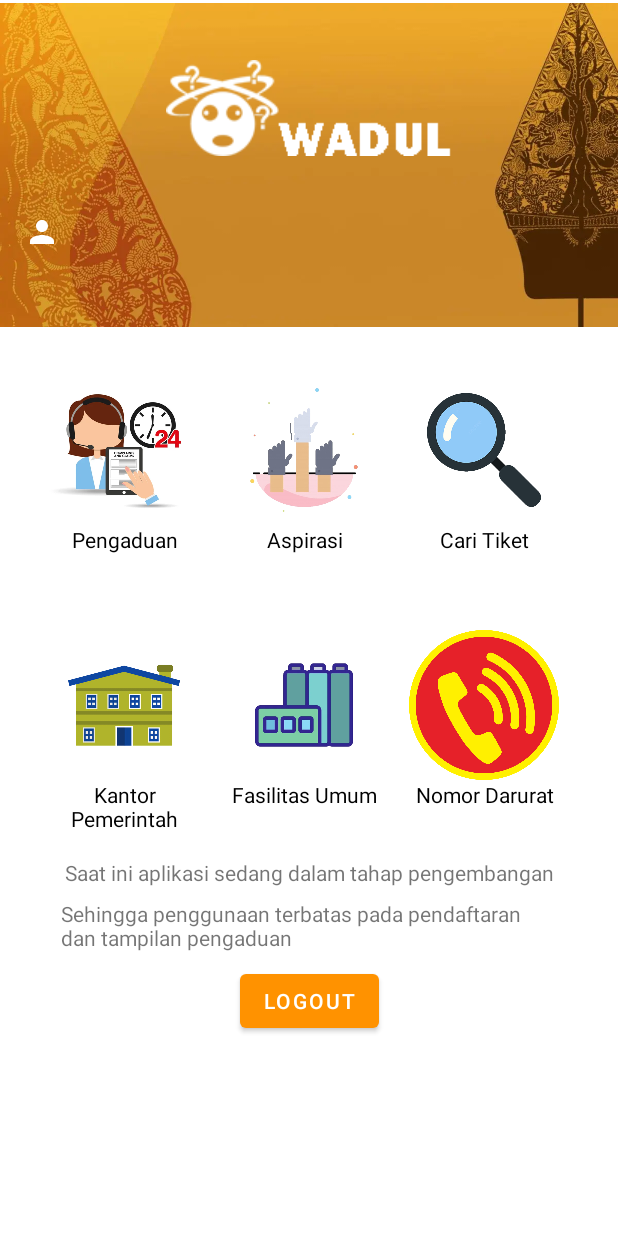
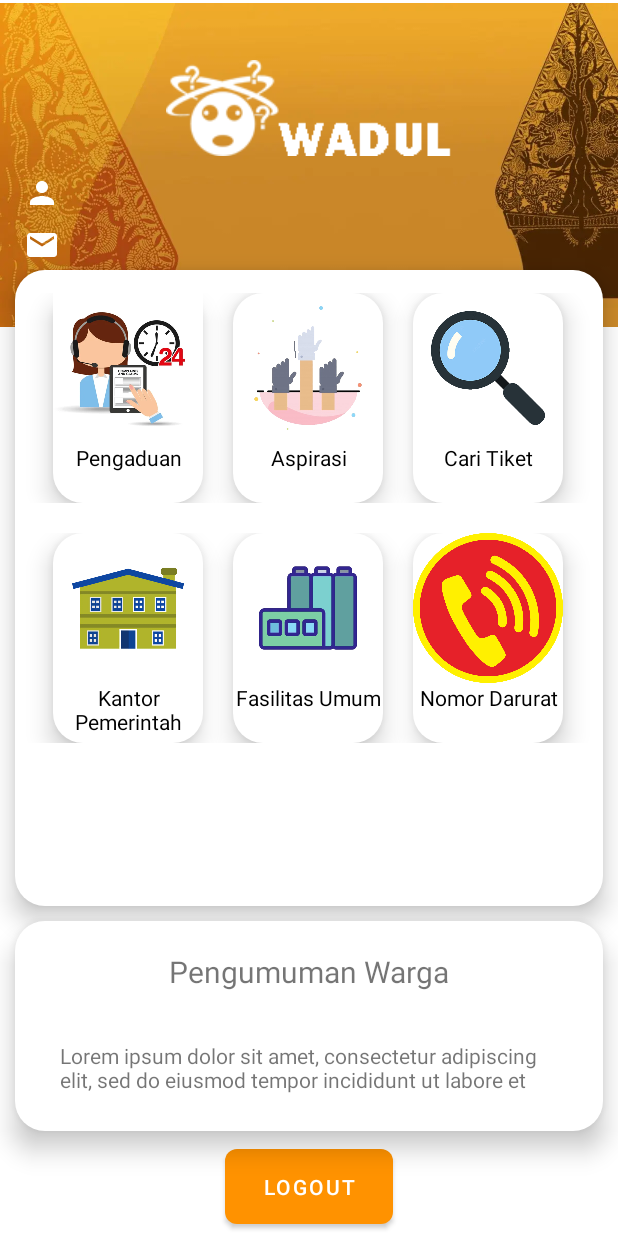
Before and after one commit to Ikow-g/WadulV2, an Android app: the screen it shows after launch once a user with an empty profile is signed in (DashboardActivity), on a phone screen of 412 x 824 dp. Run offline under Robolectric (Android 15) with nearby library versions, the phone set to English and light mode, and no system bars; our stand-ins replace Firebase (no records; nobody signed in at launch, a user with empty details on screens opened directly); 4 statements that could not run were skipped.

Commit message:
halaman login,register,forget, dashboard re design

```diff
--- /dev/null
+++ b/app/src/main/res/drawable/ic_baseline_email_24.xml
@@ -0,0 +1,5 @@
+<vector android:height="24dp" android:tint="#FFFFFF"
+    android:viewportHeight="24" android:viewportWidth="24"
+    android:width="24dp" xmlns:android="http://schemas.android.com/apk/res/android">
+    <path android:fillColor="@android:color/white" android:pathData="M20,4L4,4c-1.1,0 -1.99,0.9 -1.99,2L2,18c0,1.1 0.9,2 2,2h16c1.1,0 2,-0.9 2,-2L22,6c0,-1.1 -0.9,-2 -2,-2zM20,8l-8,5 -8,-5L4,6l8,5 8,-5v2z"/>
+</vector>
--- a/app/src/main/res/layout/activity_dashboard.xml
+++ b/app/src/main/res/layout/activity_dashboard.xml
@@ -33,7 +33,7 @@
             android:id="@+id/FullName"
             android:layout_width="363dp"
             android:layout_height="30dp"
-            android:layout_marginTop="36dp"
+            android:layout_marginTop="10dp"
             android:drawableStart="@drawable/ic_baseline_person_white_24"
             android:drawablePadding="10dp"
             android:text="Hello, user!"
@@ -48,54 +48,62 @@
             android:id="@+id/Email"
             android:layout_width="361dp"
             android:layout_height="31dp"
-            android:layout_marginTop="76dp"
+            android:layout_marginTop="4dp"
+            android:drawableStart="@drawable/ic_baseline_email_24"
             android:drawablePadding="10dp"
-            android:text="Hello, user!"
+            android:text="email"
             android:textColor="@color/white"
             android:textSize="20dp"
             app:layout_constraintEnd_toEndOf="parent"
             app:layout_constraintHorizontal_bias="0.32"
             app:layout_constraintStart_toStartOf="@+id/bg"
-            app:layout_constraintTop_toBottomOf="@+id/logo" />
+            app:layout_constraintTop_toBottomOf="@+id/FullName" />
 
         <androidx.constraintlayout.widget.ConstraintLayout
-            android:layout_width="409dp"
-            android:layout_height="509dp"
-            app:layout_constraintEnd_toEndOf="parent"
+            android:id="@+id/CL1"
+            android:layout_width="match_parent"
+            android:layout_height="match_parent"
+            android:layout_marginHorizontal="10dp"
+            android:layout_marginTop="180dp"
+            android:layout_marginBottom="220dp"
+            android:background="@drawable/shape1"
+            android:elevation="10dp"
             app:layout_constraintStart_toStartOf="parent"
-            app:layout_constraintTop_toBottomOf="@+id/bg">
+            app:layout_constraintTop_toTopOf="parent">
 
             <TableLayout
-                android:layout_width="407dp"
+                android:id="@+id/tableLayout"
+                android:layout_width="match_parent"
                 android:layout_height="wrap_content"
-                android:layout_marginTop="30dp"
+                android:layout_marginTop="15dp"
                 app:layout_constraintEnd_toEndOf="parent"
                 app:layout_constraintStart_toStartOf="parent"
                 app:layout_constraintTop_toTopOf="parent">
 
                 <TableRow
                     android:layout_width="match_parent"
-                    android:layout_height="match_parent">
+                    android:layout_height="match_parent"
+                    android:layout_marginBottom="20dp">
 
                     <LinearLayout
                         android:id="@+id/pengaduan_linear"
                         android:layout_width="wrap_content"
                         android:layout_height="wrap_content"
+                        android:layout_marginLeft="25dp"
+                        android:background="@drawable/shape1"
+                        android:elevation="10dp"
                         android:orientation="vertical">
 
                         <ImageView
                             android:id="@+id/nav_pengaduan"
                             android:layout_width="100dp"
                             android:layout_height="100dp"
-                            android:layout_marginLeft="30dp"
-                            android:layout_marginRight="20dp"
                             android:src="@drawable/callcenter" />
 
                         <TextView
                             android:id="@+id/textView1"
                             android:layout_width="100dp"
                             android:layout_height="40dp"
-                            android:layout_marginLeft="30dp"
                             android:text="Pengaduan"
                             android:textAlignment="center"
                             android:textColor="@color/black" />
@@ -105,13 +113,15 @@
                         android:id="@+id/aspirasi_linear"
                         android:layout_width="wrap_content"
                         android:layout_height="wrap_content"
+                        android:layout_marginHorizontal="20dp"
+                        android:background="@drawable/shape1"
+                        android:elevation="10dp"
                         android:orientation="vertical">
 
                         <ImageView
                             android:id="@+id/nav_aspirasi"
                             android:layout_width="100dp"
                             android:layout_height="100dp"
-                            android:layout_marginRight="20dp"
                             android:src="@drawable/aspirasi" />
 
                         <TextView
@@ -127,6 +137,8 @@
                         android:id="@+id/tiket_linear"
                         android:layout_width="wrap_content"
                         android:layout_height="wrap_content"
+                        android:background="@drawable/shape1"
+                        android:elevation="10dp"
                         android:orientation="vertical">
 
                         <ImageView
@@ -153,23 +165,21 @@
                     <LinearLayout
                         android:layout_width="wrap_content"
                         android:layout_height="wrap_content"
+                        android:layout_marginLeft="25dp"
+                        android:background="@drawable/shape1"
+                        android:elevation="10dp"
                         android:orientation="vertical">
 
                         <ImageView
                             android:id="@+id/nav_kantor"
                             android:layout_width="100dp"
                             android:layout_height="100dp"
-                            android:layout_marginLeft="30dp"
-                            android:layout_marginTop="30dp"
-                            android:layout_marginRight="20dp"
                             android:src="@drawable/kantor" />
 
                         <TextView
                             android:id="@+id/textView4"
                             android:layout_width="100dp"
                             android:layout_height="40dp"
-                            android:layout_marginLeft="30dp"
-                            android:layout_marginRight="20dp"
                             android:text="Kantor Pemerintah"
                             android:textAlignment="center"
                             android:textColor="@color/black" />
@@ -178,13 +188,15 @@
                     <LinearLayout
                         android:layout_width="wrap_content"
                         android:layout_height="wrap_content"
+                        android:layout_marginHorizontal="20dp"
+                        android:background="@drawable/shape1"
+                        android:elevation="10dp"
                         android:orientation="vertical">
 
                         <ImageView
                             android:id="@+id/nav_fasum"
                             android:layout_width="100dp"
                             android:layout_height="100dp"
-                            android:layout_marginTop="30dp"
                             android:src="@drawable/fasum" />
 
                         <TextView
@@ -199,13 +211,14 @@
                     <LinearLayout
                         android:layout_width="wrap_content"
                         android:layout_height="wrap_content"
+                        android:background="@drawable/shape1"
+                        android:elevation="10dp"
                         android:orientation="vertical">
 
                         <ImageView
                             android:id="@+id/nav_telp"
                             android:layout_width="100dp"
                             android:layout_height="100dp"
-                            android:layout_marginTop="30dp"
                             android:src="@drawable/telepon" />
 
                         <TextView
@@ -220,31 +233,28 @@
 
             </TableLayout>
 
-            <Button
-                android:id="@+id/Logoutbtn"
-                android:layout_width="wrap_content"
-                android:layout_height="wrap_content"
-                android:layout_marginStart="158dp"
-                android:layout_marginTop="423dp"
-                android:layout_marginEnd="158dp"
-                android:layout_marginBottom="38dp"
-                android:text="Logout"
-                app:layout_constraintBottom_toBottomOf="parent"
-                app:layout_constraintEnd_toEndOf="parent"
-                app:layout_constraintStart_toStartOf="parent"
-                app:layout_constraintTop_toTopOf="parent" />
+
+        </androidx.constraintlayout.widget.ConstraintLayout>
+
+        <androidx.constraintlayout.widget.ConstraintLayout
+            android:id="@+id/constraintLayout4"
+            android:layout_width="match_parent"
+            android:layout_height="140dp"
+            android:layout_marginHorizontal="10dp"
+            android:layout_marginTop="10dp"
+            android:background="@drawable/shape1"
+            android:elevation="10dp"
+            app:layout_constraintStart_toStartOf="parent"
+            app:layout_constraintTop_toBottomOf="@+id/CL1">
 
             <TextView
                 android:id="@+id/textView"
-                android:layout_width="wrap_content"
+                android:layout_width="match_parent"
                 android:layout_height="wrap_content"
-                android:layout_marginStart="40dp"
-                android:layout_marginTop="352dp"
-                android:layout_marginEnd="40dp"
-                android:layout_marginBottom="138dp"
-                android:text="Saat ini aplikasi sedang dalam tahap pengembangan"
-                app:layout_constraintBottom_toBottomOf="parent"
-                app:layout_constraintEnd_toEndOf="parent"
+                android:layout_marginTop="20dp"
+                android:text="Pengumuman Warga"
+                android:textAlignment="center"
+                android:textSize="20dp"
                 app:layout_constraintStart_toStartOf="parent"
                 app:layout_constraintTop_toTopOf="parent" />
 
@@ -252,18 +262,23 @@
                 android:id="@+id/textView13"
                 android:layout_width="330dp"
                 android:layout_height="35dp"
-                android:layout_marginStart="39dp"
-                android:layout_marginTop="379dp"
-                android:layout_marginEnd="40dp"
-                android:layout_marginBottom="95dp"
-                android:text="Sehingga penggunaan terbatas pada pendaftaran dan tampilan pengaduan"
-                app:layout_constraintBottom_toBottomOf="parent"
-                app:layout_constraintEnd_toEndOf="parent"
+                android:layout_marginStart="30dp"
+                android:layout_marginTop="80dp"
+                android:text="Lorem ipsum dolor sit amet, consectetur adipiscing elit, sed do eiusmod tempor incididunt ut labore et dolore magna aliqua. Ut enim ad minim veniam, quis nostrud exercitation ullamco laboris nisi ut aliquip ex ea commodo consequat."
                 app:layout_constraintStart_toStartOf="parent"
                 app:layout_constraintTop_toTopOf="parent" />
+        </androidx.constraintlayout.widget.ConstraintLayout>
 
-
-        </androidx.constraintlayout.widget.ConstraintLayout>
+        <Button
+            android:id="@+id/Logoutbtn"
+            android:layout_width="match_parent"
+            android:layout_height="wrap_content"
+            android:layout_marginTop="12dp"
+            android:layout_marginHorizontal="150dp"
+            android:background="@drawable/shape2"
+            android:text="Logout"
+            app:layout_constraintStart_toStartOf="parent"
+            app:layout_constraintTop_toBottomOf="@+id/constraintLayout4" />
 
     </androidx.constraintlayout.widget.ConstraintLayout>
 </FrameLayout>
```
Also changed, not shown: app/src/main/res/layout/activity_forgot.xml (+14 -15 lines), app/src/main/res/layout/activity_login.xml (+6 -4 lines), app/src/main/res/layout/activity_register.xml (+39 -27 lines).
